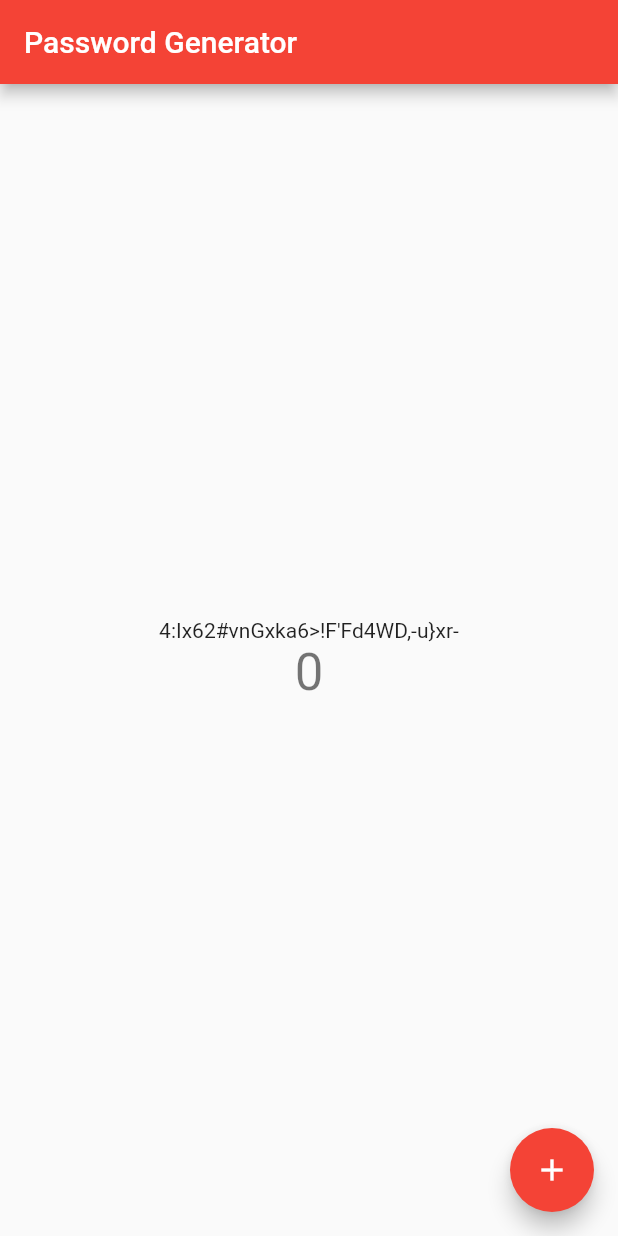
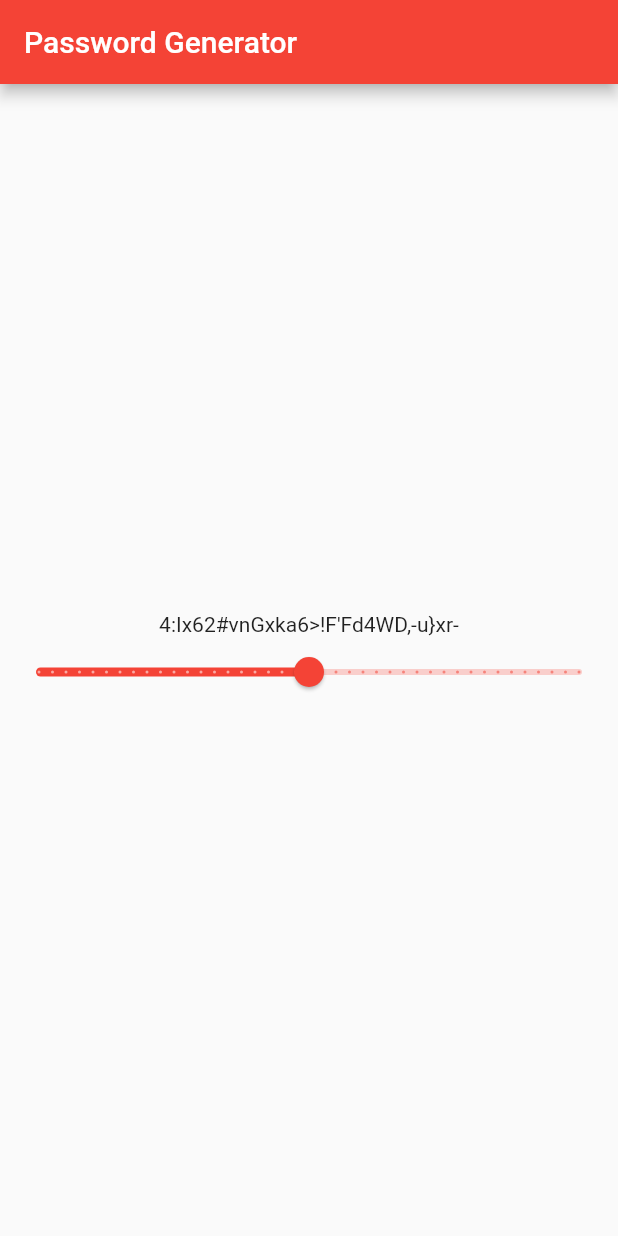
Before and after one commit to advaithhl/PasswordGenerator, a Flutter app: the screen it shows after launch, on a phone screen of 412 x 824 dp. Run offline on Flutter 3.47's test engine with Material 2 defaults, Android fonts, the phone set to English and light mode, and no system bars.

```diff
--- a/lib/main.dart
+++ b/lib/main.dart
@@ -32,16 +32,9 @@ class MyHomePage extends StatefulWidget {
 }
 
 class _MyHomePageState extends State<MyHomePage> {
-  int _counter = 0;
   int passLength = 30;
   PasswordGenerator _passwordGenerator = new PasswordGenerator();
   String _pwd;
-
-  void _incrementCounter() {
-    setState(() {
-      _counter++;
-    });
-  }
 
   @override
   Widget build(BuildContext context) {
@@ -57,18 +50,21 @@ class _MyHomePageState extends State<MyHomePage> {
             Text(
               '$_pwd',
             ),
-            Text(
-              '$_counter',
-              style: Theme.of(context).textTheme.display1,
+            Slider.adaptive(
+              value: passLength.toDouble(),
+              min: 10,
+              max: 50,
+              divisions: 40,
+              label: '$passLength',
+              onChanged: (double value) {
+                setState(() {
+                  this.passLength = value.round();
+                });
+              },
             ),
           ],
         ),
       ),
-      floatingActionButton: FloatingActionButton(
-        onPressed: _incrementCounter,
-        tooltip: 'Increment',
-        child: Icon(Icons.add),
-      ),
     );
   }
 }
```
